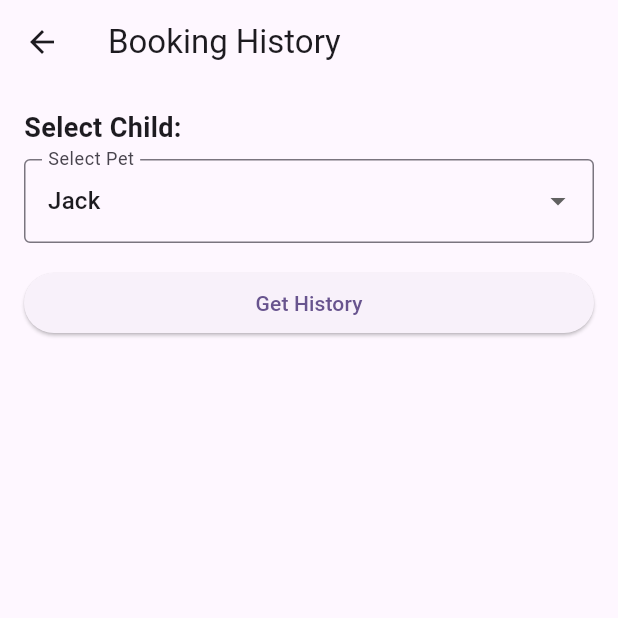
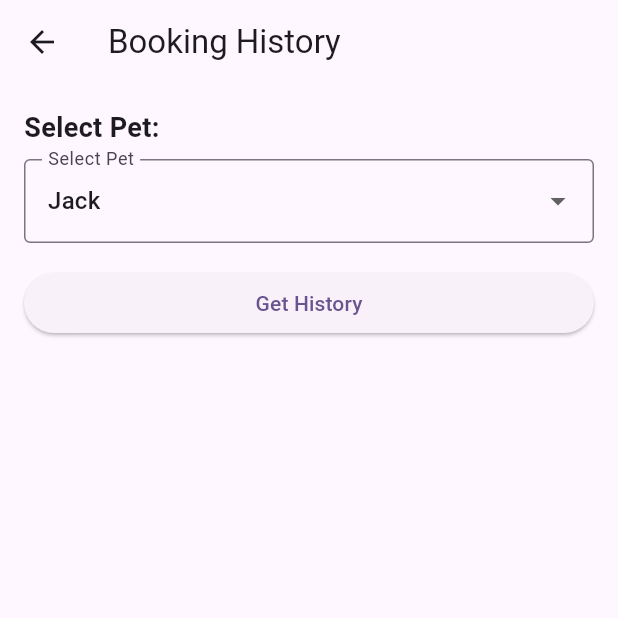
Before and after one commit to ociuzacademy/petcure_user_app, a Flutter app: the AppointmentHistoryPage screen opened directly, on a phone screen of 412 x 824 dp, the top half of it. Run offline on Flutter 3.47's test engine with Material 3 defaults, Android fonts, the phone set to English and light mode, and no system bars; our stand-ins replace cached_network_image, flutter_screenutil, geolocator, image_picker, persistent_bottom_nav_bar_v2, pretty_qr_code.

Commit message:
Refactor order and payment handling: - Added 'orderCancelled' status to OrderDeliveryStatus enum. - Updated various UI texts from 'child' to 'pet'. - Changed 'bookingId' to 'orderId' in payment-related classes and methods. - Enhanced order details display logic to handle cancellation status. - Improved navigation to payment page from product details.

```diff
--- a/lib/core/models/order.dart
+++ b/lib/core/models/order.dart
@@ -1,7 +1,12 @@
 // ignore_for_file: public_member_api_docs, sort_constructors_first
 import 'package:petcure_user_app/core/models/cart_item.dart';
 
-enum OrderDeliveryStatus { orderPlaced, orderOnTheWay, orderDelivered }
+enum OrderDeliveryStatus {
+  orderPlaced,
+  orderOnTheWay,
+  orderDelivered,
+  orderCancelled,
+}
 
 class Order {
   final String orderId;
--- a/lib/modules/appointment_history_module/utils/appointment_history_helper.dart
+++ b/lib/modules/appointment_history_module/utils/appointment_history_helper.dart
@@ -25,7 +25,7 @@ class AppointmentHistoryHelper {
         selectedPet.value!,
       );
     } else {
-      CustomSnackBar.showError(context, message: "Please select a child");
+      CustomSnackBar.showError(context, message: "Please select a pet");
       showHistory.value = false;
     }
   }
--- a/lib/modules/appointment_history_module/view/appointment_history_page.dart
+++ b/lib/modules/appointment_history_module/view/appointment_history_page.dart
@@ -50,7 +50,7 @@ class _AppointmentHistoryPageState extends State<AppointmentHistoryPage> {
           slivers: [
             SliverToBoxAdapter(
               child: const Text(
-                'Select Child:',
+                'Select Pet:',
                 style: TextStyle(fontSize: 18, fontWeight: FontWeight.bold),
               ),
             ),
@@ -82,7 +82,7 @@ class _AppointmentHistoryPageState extends State<AppointmentHistoryPage> {
             ),
             SliverToBoxAdapter(child: const SizedBox(height: 16)),
 
-            // Display booking history only when a child is selected and showHistory is true
+            // Display booking history only when a pet is selected and showHistory is true
             ValueListenableBuilder(
               valueListenable: _showHistory,
               builder: (context, showHistory, _) {
--- a/lib/modules/cart_module/utils/cart_page_helper.dart
+++ b/lib/modules/cart_module/utils/cart_page_helper.dart
@@ -45,7 +45,7 @@ class CartPageHelper {
   void placeOrder() {
     Navigator.push(
       context,
-      PaymentPage.route(bookingId: "ORD-001", totalRate: totalAmount.value),
+      PaymentPage.route(orderId: "ORD-001", totalRate: totalAmount.value),
     );
   }
 }
--- a/lib/modules/home_module/widgets/doctor_booking_widget.dart
+++ b/lib/modules/home_module/widgets/doctor_booking_widget.dart
@@ -61,7 +61,7 @@ class _DoctorBookingWidgetState extends State<DoctorBookingWidget> {
   Widget build(BuildContext context) {
     final screenSize = MediaQuery.of(context).size;
 
-    // Initialize _selectedChild if it's null and children list is not empty
+    // Initialize _selectedChild if it's null and pets list is not empty
     if (_selectedPet.value == null && pets.isNotEmpty) {
       _selectedPet.value = pets.first;
     } else if (!pets.any((pet) => pet.petId == _selectedPet.value?.petId)) {
--- a/lib/modules/home_module/widgets/user_profile_widget.dart
+++ b/lib/modules/home_module/widgets/user_profile_widget.dart
@@ -57,11 +57,7 @@ class UserProfileWidget extends StatelessWidget {
               title: 'Phone',
               value: '+91 9876543210',
             ),
-            ProfileItem(
-              icon: Icons.child_care,
-              title: 'Number of Pets',
-              value: '10',
-            ),
+            ProfileItem(icon: Icons.pets, title: 'Number of Pets', value: '10'),
             ProfileItem(
               icon: Icons.location_on,
               title: 'Address',
--- a/lib/modules/payment_module/widgets/card_payment.dart
+++ b/lib/modules/payment_module/widgets/card_payment.dart
@@ -8,9 +8,9 @@ import 'package:petcure_user_app/widgets/buttons/custom_button.dart';
 import 'package:petcure_user_app/widgets/text_fields/normal_text_field.dart';
 
 class CardPayment extends StatefulWidget {
-  final String bookingId;
+  final String orderId;
   final double amount;
-  const CardPayment({super.key, required this.bookingId, required this.amount});
+  const CardPayment({super.key, required this.orderId, required this.amount});
 
   @override
   State<CardPayment> createState() => _CardPaymentState();
--- a/lib/modules/payment_module/widgets/u_p_i_payment.dart
+++ b/lib/modules/payment_module/widgets/u_p_i_payment.dart
@@ -6,9 +6,9 @@ import 'package:petcure_user_app/modules/payment_module/widgets/payment_containe
 import 'package:petcure_user_app/widgets/buttons/custom_button.dart';
 
 class UPIPayment extends StatefulWidget {
-  final String bookingId;
+  final String orderId;
   final double amount;
-  const UPIPayment({super.key, required this.bookingId, required this.amount});
+  const UPIPayment({super.key, required this.orderId, required this.amount});
 
   @override
   State<UPIPayment> createState() => _UPIPaymentState();
--- a/lib/modules/pet_details_module/view/pet_details_page.dart
+++ b/lib/modules/pet_details_module/view/pet_details_page.dart
@@ -5,6 +5,7 @@ import 'package:petcure_user_app/core/helpers/app_helpers.dart';
 
 import 'package:petcure_user_app/core/models/pet.dart';
 import 'package:petcure_user_app/modules/pet_details_module/widgets/detail_card.dart';
+import 'package:petcure_user_app/modules/update_pet_module/view/update_pet_page.dart';
 
 class PetDetailsPage extends StatelessWidget {
   final Pet pet;
@@ -29,7 +30,14 @@ class PetDetailsPage extends StatelessWidget {
     return Scaffold(
       appBar: AppBar(
         title: const Text('Pet Details'),
-        actions: [TextButton(onPressed: () {}, child: Text("Update Pet"))],
+        actions: [
+          TextButton(
+            onPressed: () {
+              Navigator.push(context, UpdatePetPage.route(pet: pet));
+            },
+            child: Text("Update Pet"),
+          ),
+        ],
       ),
       body: SingleChildScrollView(
         padding: EdgeInsets.symmetric(
@@ -40,7 +48,7 @@ class PetDetailsPage extends StatelessWidget {
           children: [
             // Profile Picture
             Hero(
-              tag: "child-${pet.petId}",
+              tag: "pet-${pet.petId}",
               child: CircleAvatar(
                 radius: avatarRadius,
                 backgroundImage: CachedNetworkImageProvider(pet.photoUrl),
```
Also changed, not shown: lib/modules/appointment_booking_module/view/appointment_booking_page.dart (+5 -2 lines), lib/modules/home_module/widgets/pets_list_widget.dart (+26 -4 lines), lib/modules/order_details_module/utils/order_details_helper.dart (+8 -0 lines), lib/modules/order_details_module/view/order_details_page.dart (+11 -2 lines), lib/modules/orders_list_module/utils/order_list_helper.dart (+8 -0 lines), lib/modules/orders_list_module/widgets/order_list_card.dart (+12 -2 lines), lib/modules/payment_module/utils/payment_helper.dart (+4 -4 lines), lib/modules/payment_module/view/payment_page.dart (+6 -5 lines), lib/modules/product_details_module/view/product_details_page.dart (+8 -2 lines).
